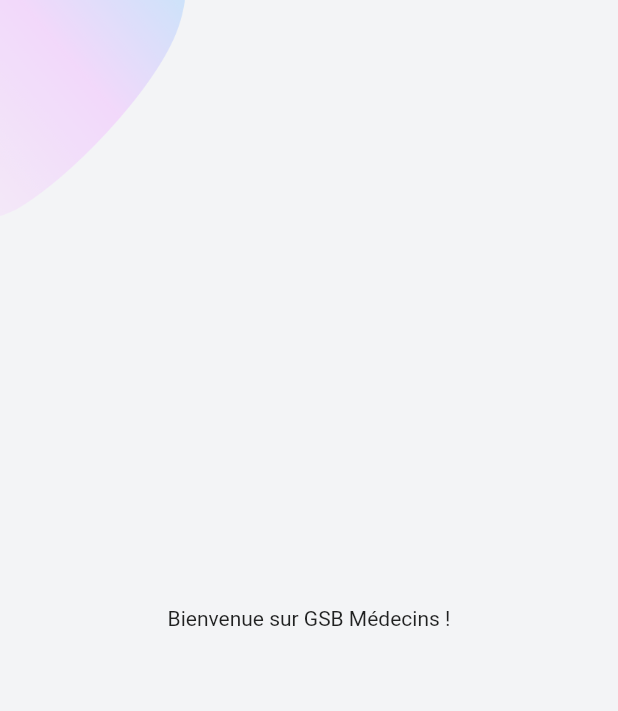
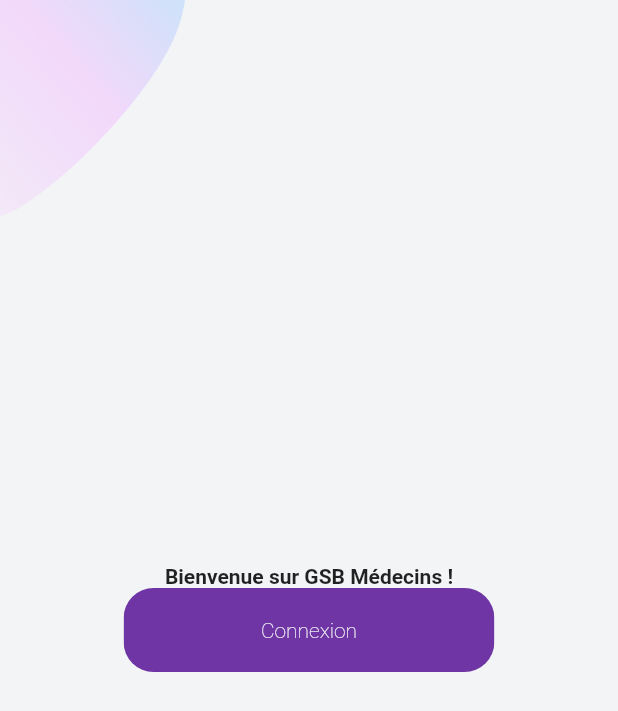
Before and after one commit to NosiGuapo/AP4-GSB-Medecins_App, a Flutter app: the screen it shows after launch, on a phone screen of 412 x 824 dp. Shown: the top 711 px of the screen. Run offline on Flutter 3.47's test engine with Material 2 defaults, Android fonts, the phone set to English and light mode, and no system bars.

Commit message:
Setting up Login button

```diff
--- a/lib/screens/Welcome/components/body.dart
+++ b/lib/screens/Welcome/components/body.dart
@@ -1,3 +1,4 @@
+import 'package:ap4_gsbmedecins_appli/constants.dart';
 import 'package:ap4_gsbmedecins_appli/screens/Welcome/components/background.dart';
 import 'package:flutter/material.dart';
 
@@ -7,10 +8,66 @@ class Body extends StatelessWidget {
   @override
   Widget build(BuildContext context) {
     return Background(
+      // Setting up welcoming message
       child: Column(
+        // Centering text
         mainAxisAlignment: MainAxisAlignment.center,
-        children: <Widget>[Text("Bienvenue sur GSB Médecins !")],
+        children: const <Widget>[
+          Text(
+            // Text styles
+            "Bienvenue sur GSB Médecins !",
+            style: TextStyle(fontWeight: FontWeight.bold),
+          ),
+          RoundPcButton(
+            // Actions and text may vary, we need to specify its content and action
+            text: "Connexion",
+            press: () {},
+          ),
+        ],
       ),
     );
   }
 }
+
+class RoundPcButton extends StatelessWidget {
+  // Text inside button
+  final String text;
+  final Function press;
+  final Color colour, textColour;
+
+  // Class constructor
+  const RoundPcButton({
+    Key? key,
+    this.text,
+    this.press,
+    // Button colours will never change, we can define them in the constructor
+    this.colour = primaryColour,
+    this.textColour = bgColour,
+  }) : super(key: key);
+
+  @override
+  Widget build(BuildContext context) {
+    Size size = MediaQuery.of(context).size;
+    return Container(
+      // Manage button size
+      width: size.width * 0.6,
+      child: ClipRRect(
+        // Border-radius 20px
+        borderRadius: BorderRadius.circular(20),
+        child: TextButton(
+          style: TextButton.styleFrom(
+            padding: const EdgeInsets.symmetric(vertical: 20, horizontal: 40),
+            // Button text colour
+            primary: bgColour,
+            backgroundColor: primaryColour,
+          ),
+          onPressed: press,
+          child: Text(
+            text,
+            style: TextStyle(fontWeight: FontWeight.w200, color: textColour),
+          ),
+        ),
+      ),
+    );
+  }
+}
```
